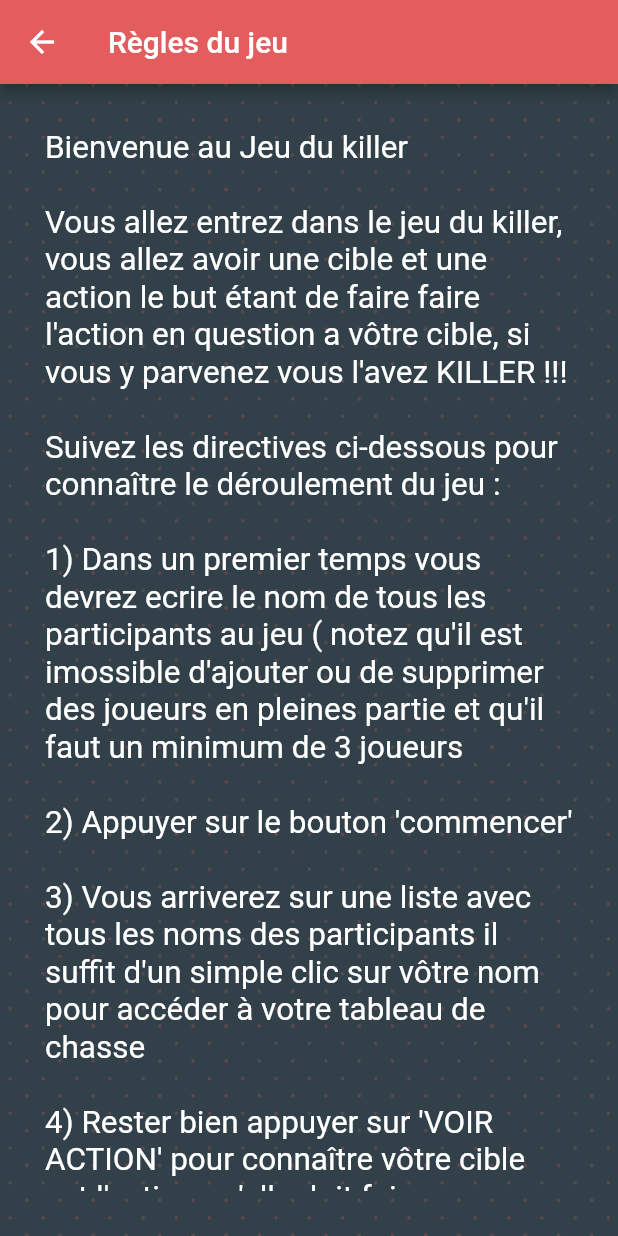
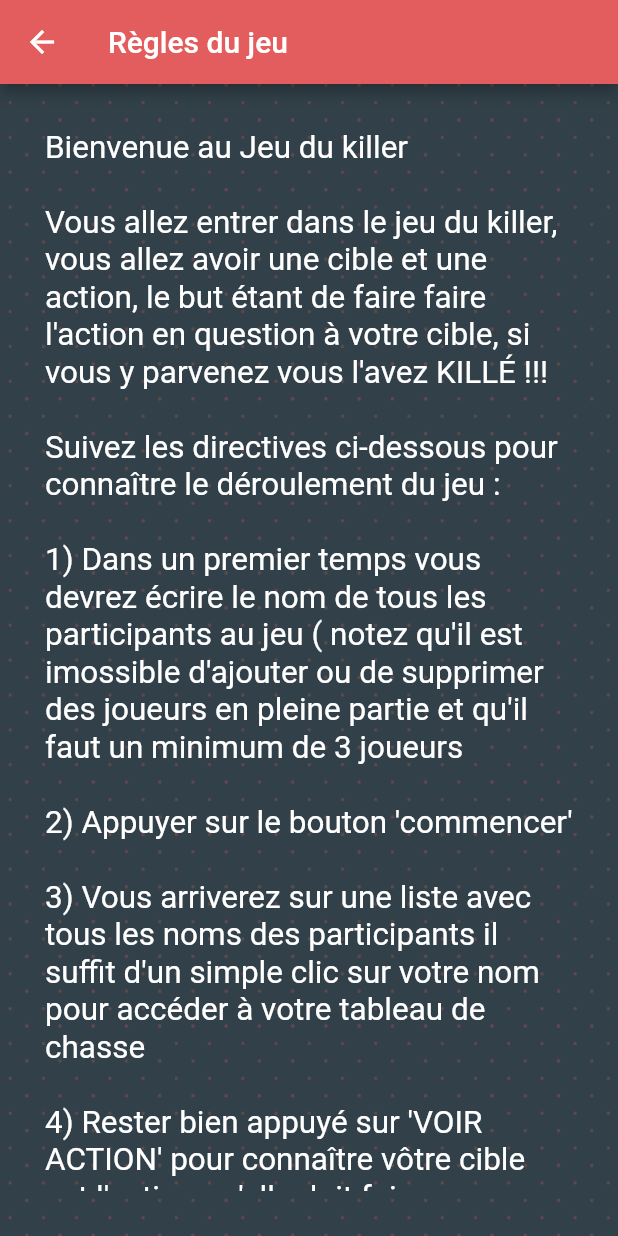
Before and after one commit to EdouardPlantevin/Killer, a Flutter app: the RulesPage screen opened directly, on a phone screen of 412 x 824 dp. Run offline on Flutter 3.47's test engine with Material 2 defaults, Android fonts, the phone set to English and light mode, and no system bars; our stand-ins replace shared_preferences, sqflite; accounts and stored records are empty.

Commit message:
fautes d'orthographe corrigées

```diff
--- a/lib/widgets/game_page.dart
+++ b/lib/widgets/game_page.dart
@@ -89,7 +89,7 @@ class _GamePageState extends State<GamePage> {
                 ),
                 new Container(
                   margin: EdgeInsets.only(bottom: 30.0, top: 30.0),
-                  child: new Text("Appuis sur ton nom pour connaître ta cible",
+                  child: new Text("Appuie sur ton nom pour connaître ta cible",
                     textScaleFactor: 2,
                     textAlign: TextAlign.center,
                     style: new TextStyle(
--- a/lib/widgets/pledge_page.dart
+++ b/lib/widgets/pledge_page.dart
@@ -78,7 +78,7 @@ class _PledgePageState extends State<PledgePage> {
                         color: Color(0x00000000),
                         child: new Container(
                           color: Color(0x00000000),
-                          child: new Text((show) ? (widget.player.isAlive == 0) ? "ELIMINER" : enemy.name : "? ? ?",
+                          child: new Text((show) ? (widget.player.isAlive == 0) ? "ELIMINÉ" : enemy.name : "? ? ?",
                             textAlign: TextAlign.center,
                             textScaleFactor: 2,
                             style: TextStyle(
@@ -91,7 +91,7 @@ class _PledgePageState extends State<PledgePage> {
                         color: Color(0x00000000),
                         child: new Container(
                           color: Color(0x00000000),
-                          child: new Text((show) ? (widget.player.isAlive == 0) ? "TU EST ELIMINER" : widget.player.pledge : "? ? ? ? ? ? ?",
+                          child: new Text((show) ? (widget.player.isAlive == 0) ? "TU ES ELIMINÉ" : widget.player.pledge : "? ? ? ? ? ? ?",
                             textAlign: TextAlign.center,
                             textScaleFactor: 2,
                             style: TextStyle(
@@ -153,7 +153,7 @@ class _PledgePageState extends State<PledgePage> {
                             color: Colors.transparent,
                             hoverColor: Colors.transparent,
                             disabledColor: Colors.transparent,
-                            child: new Text("J'AI KILLER",
+                            child: new Text("J'AI KILLÉ",
                             textScaleFactor: 2,
                             style: new TextStyle(
                               color: Colors.white
--- a/lib/widgets/rules_page.dart
+++ b/lib/widgets/rules_page.dart
@@ -30,15 +30,15 @@ class _RulesPageState extends State<RulesPage> {
             margin: EdgeInsets.all(30.0),
             child: new SingleChildScrollView(
               child: Text("Bienvenue au Jeu du killer \n\n"
-                  "Vous allez entrez dans le jeu du killer, vous allez avoir une cible et une action le but étant de faire faire l'action en question a vôtre cible, si vous y parvenez vous l'avez KILLER !!! \n\n"
+                  "Vous allez entrer dans le jeu du killer, vous allez avoir une cible et une action, le but étant de faire faire l'action en question à votre cible, si vous y parvenez vous l'avez KILLÉ !!! \n\n"
                   "Suivez les directives ci-dessous pour connaître le déroulement du jeu :\n\n"
-                  "1) Dans un premier temps vous devrez ecrire le nom de tous les participants au jeu ( notez qu'il est imossible d'ajouter ou de supprimer des joueurs en pleines partie et qu'il faut un minimum de 3 joueurs \n\n"
+                  "1) Dans un premier temps vous devrez écrire le nom de tous les participants au jeu ( notez qu'il est imossible d'ajouter ou de supprimer des joueurs en pleine partie et qu'il faut un minimum de 3 joueurs \n\n"
                   "2) Appuyer sur le bouton 'commencer'\n\n"
-                  "3) Vous arriverez sur une liste avec tous les noms des participants il suffit d'un simple clic sur vôtre nom pour accéder à votre tableau de chasse \n\n"
-                  "4) Rester bien appuyer sur 'VOIR ACTION' pour connaître vôtre cible est l'action qu'elle doit faire\n\n"
-                  "5) Si vous faite faire l'action à vôtre cible, vous l'avez 'Killer' accéder à vôtre tableau de chasse est cliquer sur 'J'AI KILLER'"
-                  " Vous récuperer alors la cible et l'action de vôtre victime, restez appuyer de nouveau sur 'VOIR ACTION' pour les connaîtres\n\n"
-                  "6) Si vous cliquer sur 'J'AI KILLER' est que vous êtes le dernier survivant de se massacre vous avez ganger !!",
+                  "3) Vous arriverez sur une liste avec tous les noms des participants il suffit d'un simple clic sur votre nom pour accéder à votre tableau de chasse \n\n"
+                  "4) Rester bien appuyé sur 'VOIR ACTION' pour connaître vôtre cible est l'action qu'elle doit faire\n\n"
+                  "5) Si vous faites faire l'action à votre cible, vous l'avez 'Killé'. Accédez à votre tableau de chasse et cliquez sur 'J'AI KILLÉ'"
+                  " Vous récuperez alors la cible et l'action de votre victime, restez appuyé de nouveau sur 'VOIR ACTION' pour les connaîtres\n\n"
+                  "6) Si vous cliquez sur 'J'AI KILLÉ' est que vous êtes le dernier survivant de ce massacre... vous avez gagné !!",
                 textScaleFactor: 1.5,
                 style: new TextStyle(
                     color: Colors.white
```
